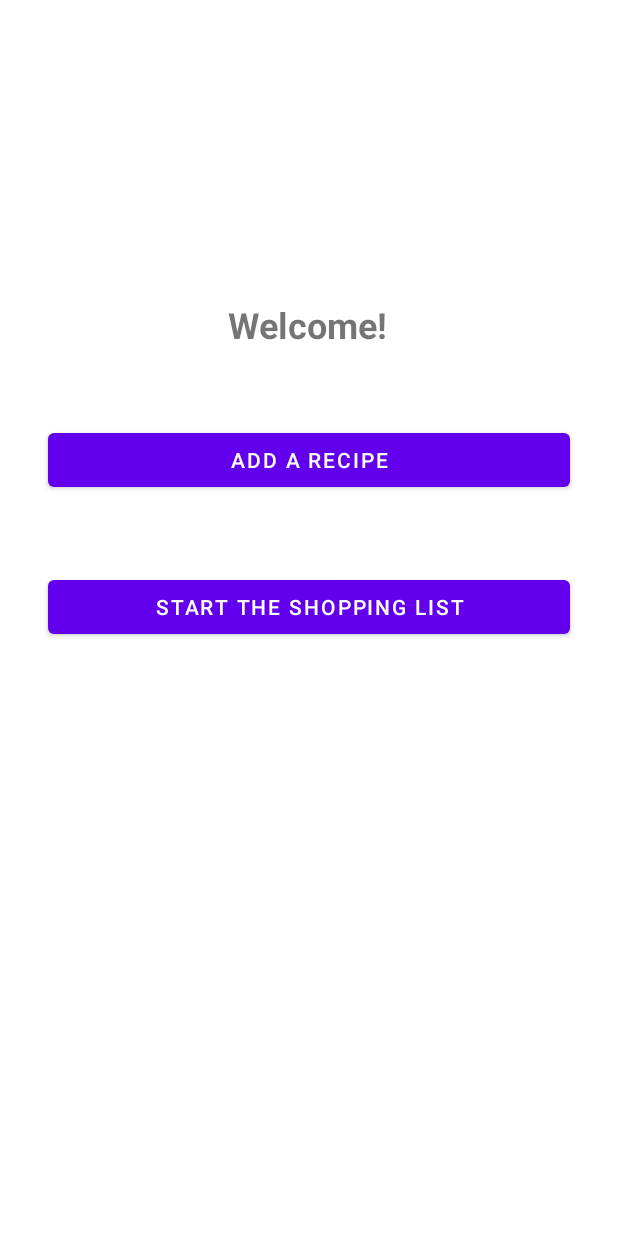
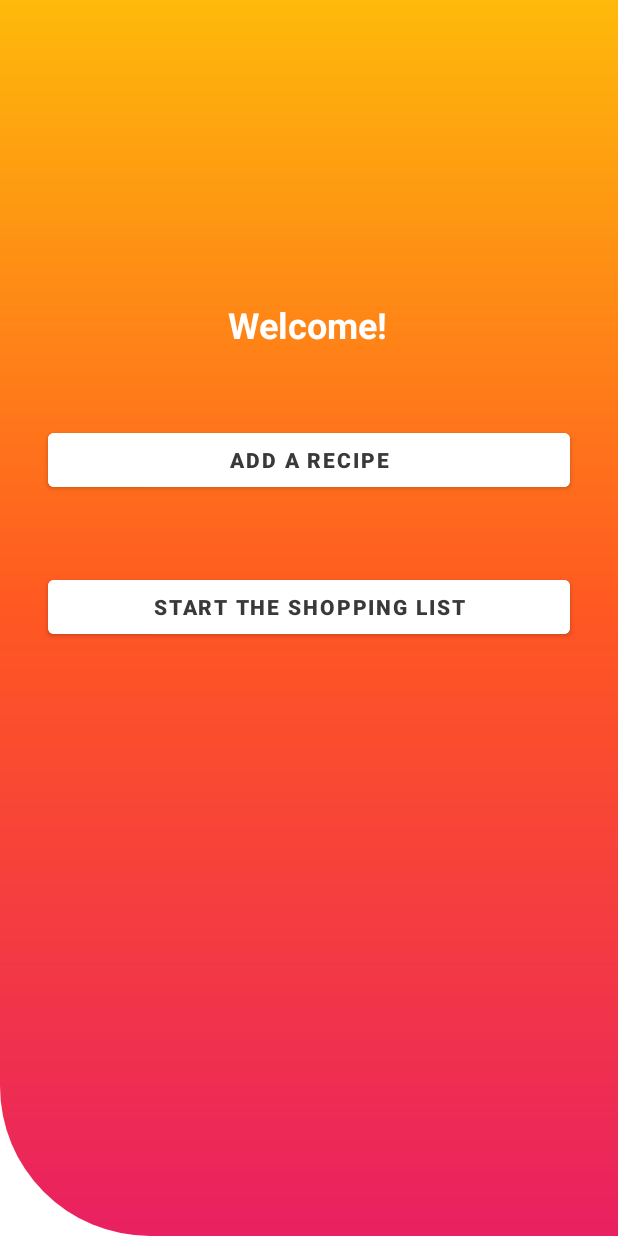
Before and after one commit to dalmagathe/RecipeFoodsList, an Android app: the layout activity_main.xml on its own in the app's theme, with its tools: preview values and no code run, on a phone screen of 412 x 824 dp. Run offline under Robolectric (Android 15) with nearby library versions, the phone set to English and light mode, and no system bars.

Commit message:
Change the Main window style.

```diff
--- a/app/src/main/java/com/example/recipefoodslist/MainActivity.java
+++ b/app/src/main/java/com/example/recipefoodslist/MainActivity.java
@@ -3,12 +3,18 @@ package com.example.recipefoodslist;
 import androidx.appcompat.app.AppCompatActivity;
 
 import android.os.Bundle;
+import android.view.Window;
+import android.view.WindowManager;
 
 public class MainActivity extends AppCompatActivity {
 
     @Override
     protected void onCreate(Bundle savedInstanceState) {
         super.onCreate(savedInstanceState);
+        requestWindowFeature(Window.FEATURE_NO_TITLE);
+        this.getWindow().setFlags(WindowManager.LayoutParams.FLAG_FULLSCREEN, WindowManager.LayoutParams.FLAG_FULLSCREEN);
+        getSupportActionBar().hide();
         setContentView(R.layout.activity_main);
+
     }
 }
--- /dev/null
+++ b/app/src/main/res/drawable/background.xml
@@ -0,0 +1,14 @@
+<?xml version="1.0" encoding="utf-8"?>
+<shape xmlns:android="http://schemas.android.com/apk/res/android"
+    android:shape="rectangle">
+    <!--on below line we are adding gradient and
+    specifying start and end color with angle-->
+    <gradient
+        android:angle="270"
+        android:endColor="#FFE92061"
+        android:centerColor="#FFFF5722"
+        android:startColor="#FFFEB90A"/>
+    <corners
+        android:bottomLeftRadius="100dp"/>
+
+</shape>
--- a/app/src/main/res/layout/activity_main.xml
+++ b/app/src/main/res/layout/activity_main.xml
@@ -4,6 +4,7 @@
     xmlns:tools="http://schemas.android.com/tools"
     android:layout_width="match_parent"
     android:layout_height="match_parent"
+    android:background="@drawable/background"
     tools:context=".MainActivity">
 
     <TextView
@@ -14,6 +15,7 @@
         android:text="Welcome!"
         android:textSize="24sp"
         android:textStyle="bold"
+        android:textColor="@color/white"
         app:layout_constraintEnd_toEndOf="parent"
         app:layout_constraintHorizontal_bias="0.498"
         app:layout_constraintStart_toStartOf="parent"
@@ -27,6 +29,9 @@
         android:layout_marginTop="50dp"
         android:layout_marginEnd="32dp"
         android:text="Add a recipe"
+        android:textColor="#393939"
+        android:textStyle="bold"
+        android:backgroundTint="@color/white"
         app:layout_constraintEnd_toEndOf="parent"
         app:layout_constraintHorizontal_bias="0.0"
         app:layout_constraintStart_toStartOf="parent"
@@ -39,7 +44,10 @@
         android:layout_marginStart="32dp"
         android:layout_marginTop="50dp"
         android:layout_marginEnd="32dp"
+        android:backgroundTint="@color/white"
         android:text="Start the shopping list"
+        android:textColor="#393939"
+        android:textStyle="bold"
         app:layout_constraintEnd_toEndOf="parent"
         app:layout_constraintStart_toStartOf="parent"
         app:layout_constraintTop_toBottomOf="@+id/RecipeBtn" />
```
